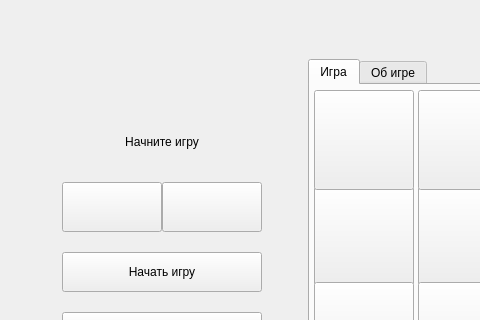
Before: the Qt Designer form mainwindow.ui in Narek24IS/TicTacToe, drawn with Qt 5; both pictures show x 0 to 480 and y 0 to 320 of the 700 by 450 pixel window.
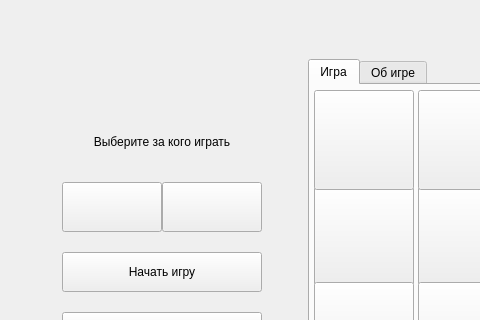
After: the same form once the commit is applied. Icons and pictures are not drawn.

The edit to the form file:
```diff
--- a/mainwindow.ui
+++ b/mainwindow.ui
@@ -93,7 +93,7 @@
          <string notr="true"/>
         </property>
         <property name="text">
-         <string>Начните игру</string>
+         <string>Выберите за кого играть</string>
         </property>
         <property name="alignment">
          <set>Qt::AlignCenter</set>
```
